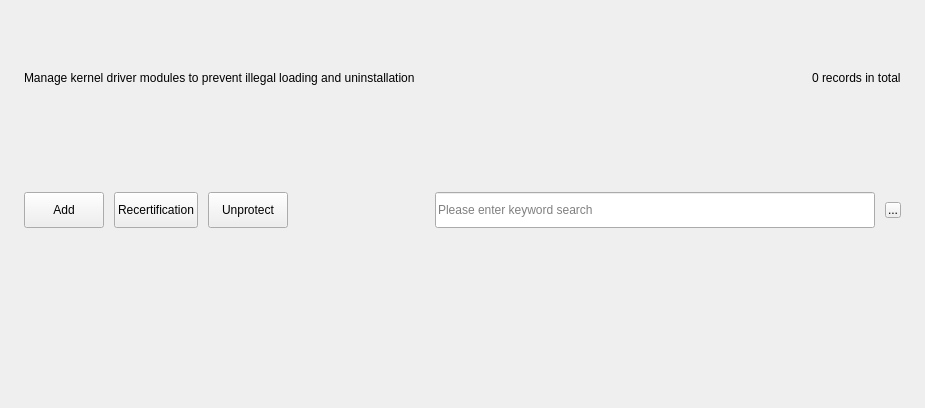
This is src/ui/tp/tp-kernel.ui in openeuler-mirror/ks-ssr as Qt 5 draws it before an edit. The edited form follows.
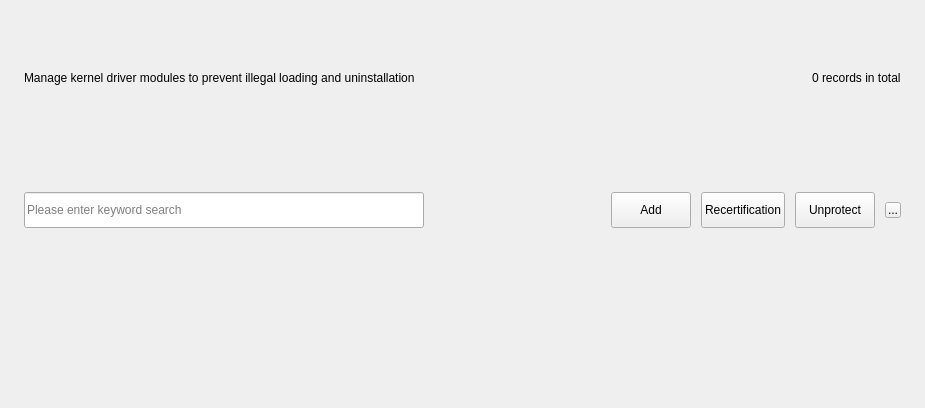
This is the edited form. Custom widgets are drawn as their Qt base class.

What changed in the file:
```diff
--- a/src/ui/tp/tp-kernel.ui
+++ b/src/ui/tp/tp-kernel.ui
@@ -91,7 +91,7 @@
        <number>0</number>
       </property>
       <item>
-       <widget class="QPushButton" name="m_add">
+       <widget class="QLineEdit" name="m_search">
         <property name="sizePolicy">
          <sizepolicy hsizetype="Fixed" vsizetype="Fixed">
           <horstretch>0</horstretch>
@@ -100,50 +100,18 @@
         </property>
         <property name="minimumSize">
          <size>
-          <width>72</width>
+          <width>400</width>
           <height>36</height>
          </size>
         </property>
-        <property name="text">
-         <string>Add</string>
-        </property>
-       </widget>
-      </item>
-      <item>
-       <widget class="QPushButton" name="m_recertification">
-        <property name="sizePolicy">
-         <sizepolicy hsizetype="Fixed" vsizetype="Fixed">
-          <horstretch>0</horstretch>
-          <verstretch>0</verstretch>
-         </sizepolicy>
-        </property>
-        <property name="minimumSize">
+        <property name="maximumSize">
          <size>
-          <width>72</width>
+          <width>400</width>
           <height>36</height>
          </size>
         </property>
-        <property name="text">
-         <string>Recertification</string>
-        </property>
-       </widget>
-      </item>
-      <item>
-       <widget class="QPushButton" name="m_unprotect">
-        <property name="sizePolicy">
-         <sizepolicy hsizetype="Fixed" vsizetype="Fixed">
-          <horstretch>0</horstretch>
-          <verstretch>0</verstretch>
-         </sizepolicy>
-        </property>
-        <property name="minimumSize">
-         <size>
-          <width>72</width>
-          <height>36</height>
-         </size>
-        </property>
-        <property name="text">
-         <string>Unprotect</string>
+        <property name="placeholderText">
+         <string>Please enter keyword search</string>
         </property>
        </widget>
       </item>
@@ -161,7 +129,7 @@
        </spacer>
       </item>
       <item>
-       <widget class="QLineEdit" name="m_search">
+       <widget class="QPushButton" name="m_add">
         <property name="sizePolicy">
          <sizepolicy hsizetype="Fixed" vsizetype="Fixed">
           <horstretch>0</horstretch>
@@ -170,18 +138,50 @@
         </property>
         <property name="minimumSize">
          <size>
-          <width>440</width>
+          <width>72</width>
           <height>36</height>
          </size>
         </property>
-        <property name="maximumSize">
+        <property name="text">
+         <string>Add</string>
+        </property>
+       </widget>
+      </item>
+      <item>
+       <widget class="QPushButton" name="m_recertification">
+        <property name="sizePolicy">
+         <sizepolicy hsizetype="Fixed" vsizetype="Fixed">
+          <horstretch>0</horstretch>
+          <verstretch>0</verstretch>
+         </sizepolicy>
+        </property>
+        <property name="minimumSize">
          <size>
-          <width>440</width>
+          <width>72</width>
           <height>36</height>
          </size>
         </property>
-        <property name="placeholderText">
-         <string>Please enter keyword search</string>
+        <property name="text">
+         <string>Recertification</string>
+        </property>
+       </widget>
+      </item>
+      <item>
+       <widget class="QPushButton" name="m_unprotect">
+        <property name="sizePolicy">
+         <sizepolicy hsizetype="Fixed" vsizetype="Fixed">
+          <horstretch>0</horstretch>
+          <verstretch>0</verstretch>
+         </sizepolicy>
+        </property>
+        <property name="minimumSize">
+         <size>
+          <width>72</width>
+          <height>36</height>
+         </size>
+        </property>
+        <property name="text">
+         <string>Unprotect</string>
         </property>
        </widget>
       </item>
```
